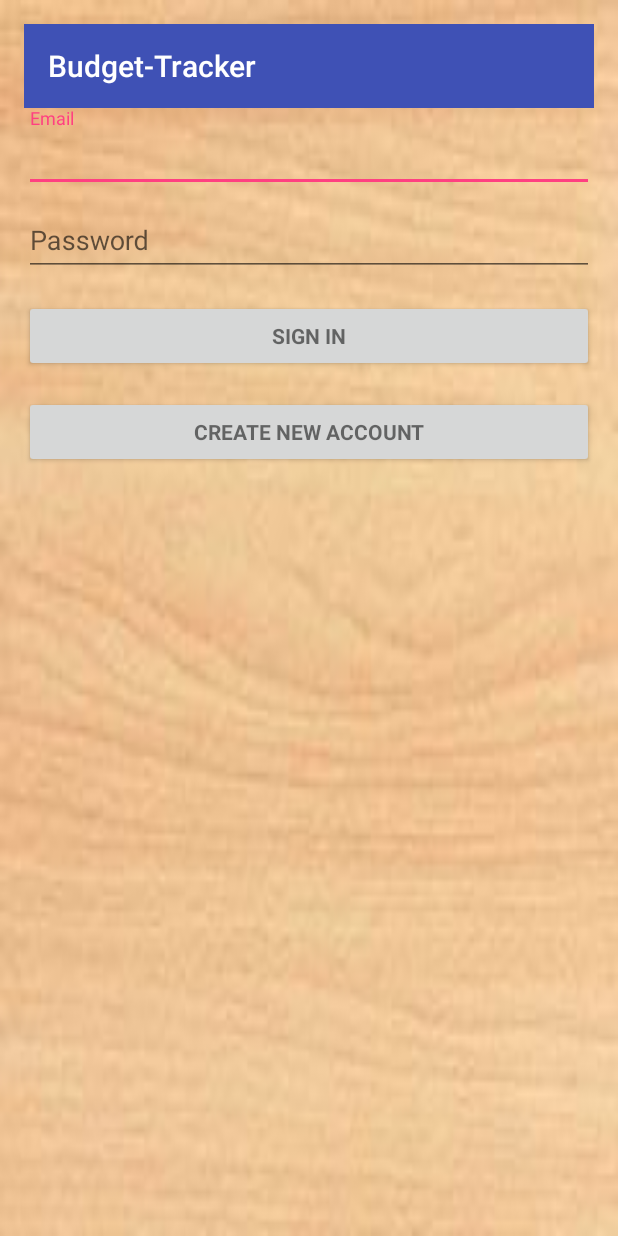
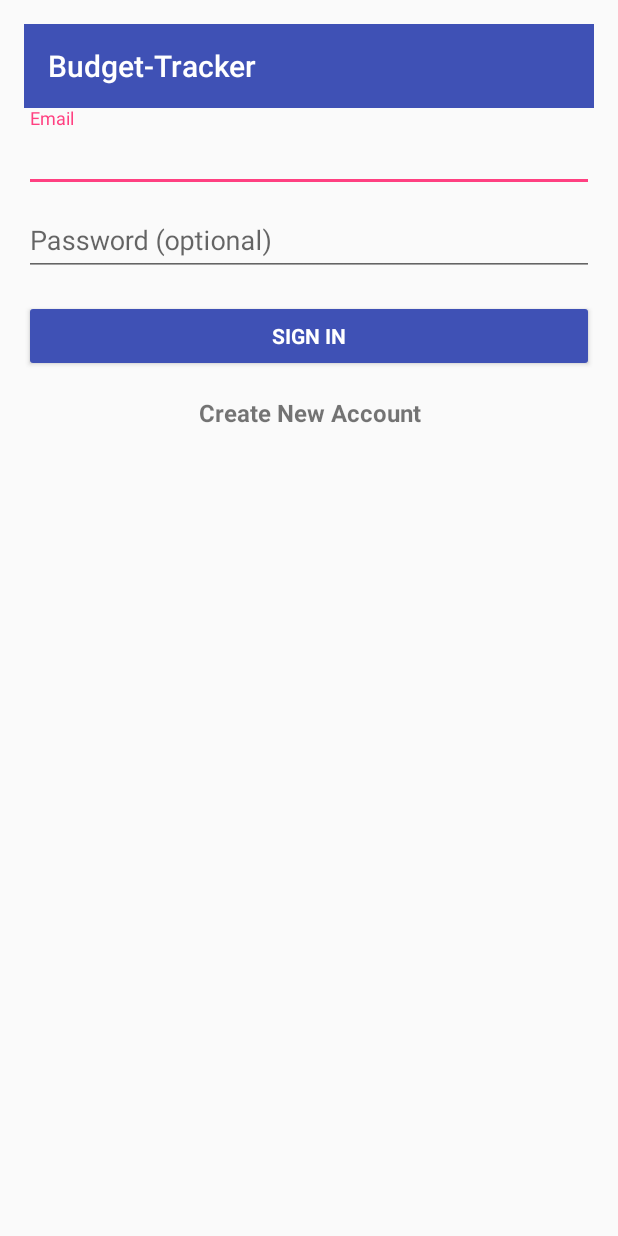
Before and after one commit to chshsmit/Budget-Tracker, an Android app: the screen it shows after launch (LoginActivity), on a phone screen of 412 x 824 dp. Run offline under Robolectric (Android 15) with nearby library versions, the phone set to English and light mode, and no system bars; our stand-ins replace Firebase (no records; nobody signed in at launch, a user with empty details on screens opened directly).

Commit message:
added colors and login ui

```diff
--- a/app/src/main/java/christophershae/budgettracker/LoginActivity.java
+++ b/app/src/main/java/christophershae/budgettracker/LoginActivity.java
@@ -69,6 +69,8 @@ public class LoginActivity extends AppCompatActivity {
 
     private Button buttonSignIn;
 
+
+
     private static final String[] DUMMY_CREDENTIALS = new String[]{
             "foo@example.com:hello", "bar@example.com:world"
     };
@@ -94,10 +96,9 @@ public class LoginActivity extends AppCompatActivity {
         firebaseAuth = FirebaseAuth.getInstance();
         editTextEmail = (EditText) findViewById(R.id.email);
         editTextPassword = (EditText) findViewById(R.id.password);
-        buttonSignup = (Button) findViewById(R.id.signUp);
 
-
-        buttonSignup.setOnClickListener(new View.OnClickListener() {
+        TextView signupLink = (TextView) findViewById(R.id.signUp);;
+        signupLink.setOnClickListener(new View.OnClickListener() {
             @Override
             public void onClick(View view) {
                 registerUser();
--- a/app/src/main/res/layout/activity_login.xml
+++ b/app/src/main/res/layout/activity_login.xml
@@ -5,7 +5,6 @@
     xmlns:app="http://schemas.android.com/apk/res-auto"
     android:gravity="center_horizontal"
     android:orientation="vertical"
-    android:background="@drawable/light_wood_desk"
     android:paddingBottom="@dimen/activity_vertical_margin"
     android:paddingLeft="@dimen/activity_horizontal_margin"
     android:paddingRight="@dimen/activity_horizontal_margin"
@@ -38,6 +37,7 @@
                 android:id="@+id/email"
                 android:layout_width="match_parent"
                 android:layout_height="wrap_content"
+                android:completionHint="@string/prompt_email"
                 android:hint="@string/prompt_email"
                 android:inputType="textEmailAddress"
                 android:maxLines="1"
@@ -53,7 +53,7 @@
                 android:id="@+id/password"
                 android:layout_width="match_parent"
                 android:layout_height="wrap_content"
-                android:hint="Password"
+                android:hint="@string/prompt_password"
                 android:imeActionLabel="@string/action_sign_in_short"
                 android:imeOptions="actionUnspecified"
                 android:inputType="textPassword"
@@ -62,23 +62,27 @@
 
         </android.support.design.widget.TextInputLayout>
 
-        <Button
+        <android.support.v7.widget.AppCompatButton
             android:id="@+id/signIn"
+            android:backgroundTint="@color/colorPrimary"
+            android:textColor="#FFFFFF"
             style="?android:textAppearanceSmall"
             android:layout_width="match_parent"
             android:layout_height="wrap_content"
             android:layout_marginTop="16dp"
             android:onClick="Simple_Nav"
-            android:text="Sign In"
+            android:text="@string/action_sign_in_short"
             android:textStyle="bold" />
 
-        <Button
+        <TextView
             android:id="@+id/signUp"
             style="?android:textAppearanceSmall"
-            android:layout_width="match_parent"
+            android:layout_width="fill_parent"
             android:layout_height="wrap_content"
             android:layout_marginTop="16dp"
-            android:text="Create New Account"
+            android:text="@string/new_account"
+            android:gravity="center"
+            android:textSize="16sp"
             android:textStyle="bold" />
 
     </LinearLayout>
--- a/app/src/main/res/values/strings.xml
+++ b/app/src/main/res/values/strings.xml
@@ -18,6 +18,7 @@
 
     <string name="zero_dollars">0.00</string>
 
+    <!-- Strings related to bottom navigation activity-->
     <string name="plus_sign">+</string>
     <string name="settings">Settings</string>
     <string name="picture">Scan</string>
@@ -37,6 +38,7 @@
     <string name="prompt_password">Password (optional)</string>
     <string name="action_sign_in">Sign in or register</string>
     <string name="action_sign_in_short">Sign in</string>
+    <string name="new_account">Create New Account</string>
     <string name="error_invalid_email">This email address is invalid</string>
     <string name="error_invalid_password">This password is too short</string>
     <string name="error_incorrect_password">This password is incorrect</string>
```
Also changed, not shown: app/src/main/java/christophershae/budgettracker/MainBudgetScreen.java (+21 -3 lines).
